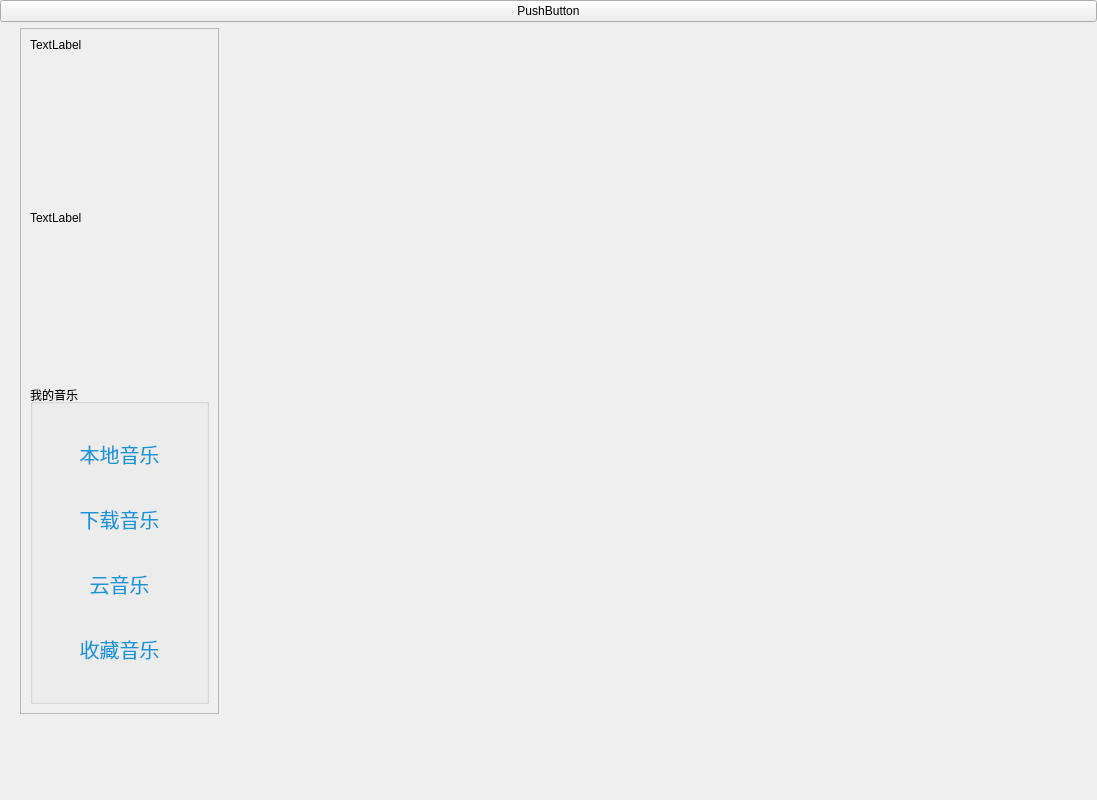
This is src/view/musicplayerview.ui in zhichao10086/MusicPlayer as Qt 5 draws it before an edit. The edited form follows.
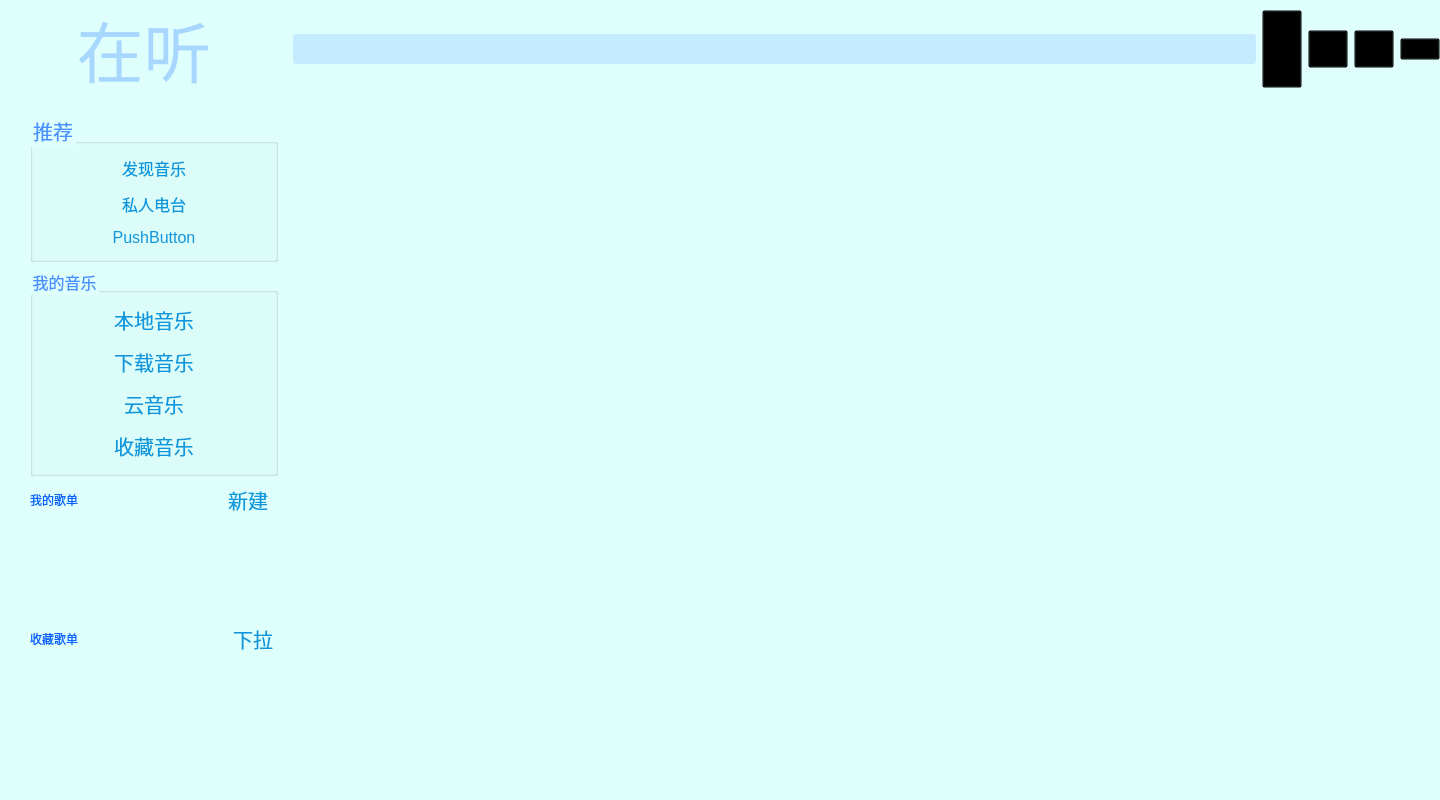
This is the edited form. Icons and pictures are not drawn.

What changed in the file:
```diff
--- a/src/view/musicplayerview.ui
+++ b/src/view/musicplayerview.ui
@@ -9,19 +9,53 @@
    <rect>
     <x>0</x>
     <y>0</y>
-    <width>1097</width>
+    <width>1440</width>
     <height>800</height>
    </rect>
   </property>
   <property name="minimumSize">
    <size>
-    <width>800</width>
-    <height>550</height>
+    <width>1440</width>
+    <height>60</height>
    </size>
   </property>
   <property name="windowTitle">
    <string>Form</string>
   </property>
+  <property name="styleSheet">
+   <string notr="true">
+QWidget#MusicPlayerView{
+	background-color: rgb(212, 255, 250,125);
+
+	background-image: url(:/images/images/background_yun.png);
+	
+}
+
+QPushButton{
+background-color:transparent;
+}
+
+QScrollArea{
+background-color:transparent;
+}
+
+QWidget#scrollAreaWidgetContents{
+	
+	background-color:transparent;
+}
+
+
+
+QListWidget{
+	background-color:transparent;
+}
+QListWidgetItem:hover{
+	background-color: rgb(11, 96, 255);
+}
+
+
+</string>
+  </property>
   <layout class="QGridLayout" name="gridLayout">
    <property name="leftMargin">
     <number>0</number>
@@ -36,16 +70,192 @@
     <number>0</number>
    </property>
    <item row="0" column="0">
-    <layout class="QVBoxLayout" name="verticalLayout_2" stretch="1,8,1">
+    <layout class="QVBoxLayout" name="verticalLayout_2" stretch="1,18,1">
      <item>
-      <layout class="QVBoxLayout" name="verticalLayout">
+      <layout class="QHBoxLayout" name="horizontalLayout_4" stretch="2,8">
        <item>
-        <widget class="QPushButton" name="pushButton_2">
+        <widget class="QLabel" name="labAppName">
+         <property name="sizePolicy">
+          <sizepolicy hsizetype="Preferred" vsizetype="Preferred">
+           <horstretch>0</horstretch>
+           <verstretch>0</verstretch>
+          </sizepolicy>
+         </property>
+         <property name="styleSheet">
+          <string notr="true">QLabel#labAppName{
+	font-size:50pt;
+	color: rgb(167, 214, 255);
+	font: 48pt &quot;华文行楷&quot;;
+}</string>
+         </property>
          <property name="text">
-          <string>PushButton</string>
+          <string>在听</string>
+         </property>
+         <property name="alignment">
+          <set>Qt::AlignCenter</set>
          </property>
         </widget>
        </item>
+       <item>
+        <layout class="QHBoxLayout" name="horizontalLayout_6">
+         <item>
+          <widget class="QLineEdit" name="leSearch">
+           <property name="sizePolicy">
+            <sizepolicy hsizetype="Expanding" vsizetype="Preferred">
+             <horstretch>0</horstretch>
+             <verstretch>0</verstretch>
+            </sizepolicy>
+           </property>
+           <property name="minimumSize">
+            <size>
+             <width>0</width>
+             <height>20</height>
+            </size>
+           </property>
+           <property name="maximumSize">
+            <size>
+             <width>16777215</width>
+             <height>30</height>
+            </size>
+           </property>
+           <property name="styleSheet">
+            <string notr="true">QLineEdit#leSearch{
+	
+	background-color: rgba(167, 214, 255, 125);
+	border-radius:3px;
+	color: rgb(0, 0, 0);
+
+}</string>
+           </property>
+          </widget>
+         </item>
+         <item>
+          <layout class="QHBoxLayout" name="horizontalLayout_5">
+           <property name="leftMargin">
+            <number>0</number>
+           </property>
+           <property name="topMargin">
+            <number>10</number>
+           </property>
+           <property name="bottomMargin">
+            <number>10</number>
+           </property>
+           <item>
+            <layout class="QHBoxLayout" name="horizontalLayout_8">
+             <item>
+              <widget class="QPushButton" name="btnSetting">
+               <property name="sizePolicy">
+                <sizepolicy hsizetype="Minimum" vsizetype="Preferred">
+                 <horstretch>0</horstretch>
+                 <verstretch>0</verstretch>
+                </sizepolicy>
+               </property>
+               <property name="minimumSize">
+                <size>
+                 <width>30</width>
+                 <height>30</height>
+                </size>
+               </property>
+               <property name="styleSheet">
+                <string notr="true">border-image: url(:/images/icon/images/setting2.png);
+pressed{
+	background-color: rgb(223, 230, 249);
+}</string>
+               </property>
+               <property name="text">
+                <string/>
+               </property>
+               <property name="autoDefault">
+                <bool>false</bool>
+               </property>
+              </widget>
+             </item>
+            </layout>
+           </item>
+           <item>
+            <layout class="QHBoxLayout" name="horizontalLayout_7">
+             <property name="leftMargin">
+              <number>0</number>
+             </property>
+             <property name="topMargin">
+              <number>20</number>
+             </property>
+             <property name="bottomMargin">
+              <number>20</number>
+             </property>
+             <item>
+              <widget class="QPushButton" name="btnMinWindow">
+               <property name="sizePolicy">
+                <sizepolicy hsizetype="Minimum" vsizetype="Preferred">
+                 <horstretch>0</horstretch>
+                 <verstretch>0</verstretch>
+                </sizepolicy>
+               </property>
+               <property name="minimumSize">
+                <size>
+                 <width>20</width>
+                 <height>20</height>
+                </size>
+               </property>
+               <property name="styleSheet">
+                <string notr="true">border-image: url(:/images/icon/images/min.png);</string>
+               </property>
+               <property name="text">
+                <string/>
+               </property>
+              </widget>
+             </item>
+             <item>
+              <widget class="QPushButton" name="btnMaxWindow">
+               <property name="sizePolicy">
+                <sizepolicy hsizetype="Minimum" vsizetype="Preferred">
+                 <horstretch>0</horstretch>
+                 <verstretch>0</verstretch>
+                </sizepolicy>
+               </property>
+               <property name="minimumSize">
+                <size>
+                 <width>20</width>
+                 <height>20</height>
+                </size>
+               </property>
+               <property name="styleSheet">
+                <string notr="true">border-image: url(:/images/icon/images/max.png);</string>
+               </property>
+               <property name="text">
+                <string/>
+               </property>
+              </widget>
+             </item>
+             <item>
+              <widget class="QPushButton" name="btnClose">
+               <property name="sizePolicy">
+                <sizepolicy hsizetype="Fixed" vsizetype="Fixed">
+                 <horstretch>0</horstretch>
+                 <verstretch>0</verstretch>
+                </sizepolicy>
+               </property>
+               <property name="styleSheet">
+                <string notr="true">
+
+	
+	border-image: url(:/images/icon/images/close.png);
+
+
+
+</string>
+               </property>
+               <property name="text">
+                <string/>
+               </property>
+              </widget>
+             </item>
+            </layout>
+           </item>
+          </layout>
+         </item>
+        </layout>
+       </item>
       </layout>
      </item>
      <item>
@@ -63,6 +273,13 @@
            <property name="enabled">
             <bool>true</bool>
            </property>
+           <property name="styleSheet">
+            <string notr="true">background-color:rgba(255, 255, 255, 0);
+
+border-color: rgb(170, 255, 255);
+
+font: 20pt &quot;华文行楷&quot;;</string>
+           </property>
            <property name="widgetResizable">
             <bool>true</bool>
            </property>
@@ -71,31 +288,86 @@
              <rect>
               <x>0</x>
               <y>0</y>
-              <width>194</width>
-              <height>622</height>
+              <width>263</width>
+              <height>655</height>
              </rect>
             </property>
-            <layout class="QVBoxLayout" name="verticalLayout_3">
+            <property name="styleSheet">
+             <string notr="true">QLabel{
+	
+	color: rgb(11, 96, 255);
+	
+	font: 12pt &quot;华文行楷&quot;;
+}</string>
+            </property>
+            <layout class="QVBoxLayout" name="verticalLayout_3" stretch="1,1,1,1">
              <item>
-              <layout class="QVBoxLayout" name="verticalLayout_6">
-               <item>
-                <widget class="QLabel" name="label_2">
-                 <property name="text">
-                  <string>TextLabel</string>
-                 </property>
-                </widget>
-               </item>
-              </layout>
+              <widget class="QGroupBox" name="groupBox_2">
+               <property name="styleSheet">
+                <string notr="true">QPushButton{color: #1296db;  
+border-width: 0;  
+border-style: solid;  
+border-radius:17px;  
+padding: 3px;  
+font-size: 12pt;  
+padding-left: 5px;  
+padding-right: 5px;  
+}
+QGroupBox{
+	color: rgb(73, 143, 255);
+	font-size: 20px; 
+}
+
+QGroupBox:hover{
+	color: rgb(11, 96, 255);
+	font-size: 20px; 
+	selection-color: rgb(19, 125, 255);
+}
+
+QPushButton:hover{ 
+	color: rgb(11, 96, 255);
+border-width: 0;  
+border-style: solid;  
+border-radius:17px;  
+padding: 3px;  
+font-size: 20px;  
+padding-left: 5px;  
+padding-right: 5px;  
+}</string>
+               </property>
+               <property name="title">
+                <string>推荐</string>
+               </property>
+               <layout class="QVBoxLayout" name="verticalLayout_4">
+                <item>
+                 <widget class="QPushButton" name="btnFindMusic">
+                  <property name="styleSheet">
+                   <string notr="true">background-color:transparent;</string>
+                  </property>
+                  <property name="text">
+                   <string>发现音乐</string>
+                  </property>
+                 </widget>
+                </item>
+                <item>
+                 <widget class="QPushButton" name="btnPersonalRadio">
+                  <property name="text">
+                   <string>私人电台</string>
+                  </property>
+                 </widget>
+                </item>
+                <item>
+                 <widget class="QPushButton" name="btnDaily">
+                  <property name="text">
+                   <string>PushButton</string>
+                  </property>
+                 </widget>
+                </item>
+               </layout>
+              </widget>
              </item>
              <item>
-              <layout class="QVBoxLayout" name="verticalLayout_7" stretch="1,1">
-               <item>
-                <widget class="QLabel" name="label">
-                 <property name="text">
-                  <string>TextLabel</string>
-                 </property>
-                </widget>
-               </item>
+              <layout class="QVBoxLayout" name="verticalLayout_7" stretch="1">
                <item>
                 <layout class="QVBoxLayout" name="verticalLayout_8">
                  <item>
@@ -112,7 +384,29 @@
 font-size: 20px;  
 padding-left: 5px;  
 padding-right: 5px;  
-}</string>
+}
+QGroupBox{
+	color: rgb(73, 143, 255);
+	font-size: 12pt; 
+}
+
+QGroupBox:hover{
+	color: rgb(11, 96, 255);
+	font-size: 20px; 
+	selection-color: rgb(19, 125, 255);
+}
+
+QPushButton:hover{ 
+	color: rgb(11, 96, 255);
+border-width: 0;  
+border-style: solid;  
+border-radius:17px;  
+padding: 3px;  
+font-size: 20px;  
+padding-left: 5px;  
+padding-right: 5px;  
+}
+</string>
                    </property>
                    <property name="title">
                     <string>我的音乐</string>
@@ -162,6 +456,143 @@
                </item>
               </layout>
              </item>
+             <item>
+              <layout class="QVBoxLayout" name="verticalLayout_5">
+               <item>
+                <layout class="QHBoxLayout" name="horizontalLayout" stretch="1,2,1">
+                 <item>
+                  <widget class="QLabel" name="label">
+                   <property name="enabled">
+                    <bool>false</bool>
+                   </property>
+                   <property name="text">
+                    <string>我的歌单</string>
+                   </property>
+                  </widget>
+                 </item>
+                 <item>
+                  <spacer name="horizontalSpacer">
+                   <property name="orientation">
+                    <enum>Qt::Horizontal</enum>
+                   </property>
+                   <property name="sizeHint" stdset="0">
+                    <size>
+                     <width>40</width>
+                     <height>20</height>
+                    </size>
+                   </property>
+                  </spacer>
+                 </item>
+                 <item>
+                  <widget class="QPushButton" name="pushButton_7">
+                   <property name="styleSheet">
+                    <string notr="true">QPushButton{color: #1296db;  
+border-width: 0;  
+border-style: solid;  
+border-radius:17px;  
+padding: 3px;  
+font-size: 20px;  
+padding-left: 5px;  
+padding-right: 5px;  
+}
+
+
+
+
+QPushButton:hover{ 
+	color: rgb(11, 96, 255);
+
+}
+</string>
+                   </property>
+                   <property name="text">
+                    <string>新建</string>
+                   </property>
+                  </widget>
+                 </item>
+                </layout>
+               </item>
+               <item>
+                <widget class="QListWidget" name="listWdgSongSheet">
+                 <property name="styleSheet">
+                  <string notr="true">QListWidget{
+background-color: rgba(255, 255, 255, 0);
+
+}</string>
+                 </property>
+                 <property name="batchSize">
+                  <number>100</number>
+                 </property>
+                </widget>
+               </item>
+              </layout>
+             </item>
+             <item>
+              <layout class="QVBoxLayout" name="verticalLayout_6">
+               <item>
+                <layout class="QHBoxLayout" name="horizontalLayout_3">
+                 <item>
+                  <widget class="QLabel" name="label_2">
+                   <property name="enabled">
+                    <bool>false</bool>
+                   </property>
+                   <property name="text">
+                    <string>收藏歌单</string>
+                   </property>
+                  </widget>
+                 </item>
+                 <item>
+                  <spacer name="horizontalSpacer_2">
+                   <property name="orientation">
+                    <enum>Qt::Horizontal</enum>
+                   </property>
+                   <property name="sizeHint" stdset="0">
+                    <size>
+                     <width>40</width>
+                     <height>20</height>
+                    </size>
+                   </property>
+                  </spacer>
+                 </item>
+                 <item>
+                  <widget class="QPushButton" name="pushButton_8">
+                   <property name="styleSheet">
+                    <string notr="true">QPushButton{color: #1296db;  
+border-width: 0;  
+border-style: solid;  
+border-radius:17px;  
+padding: 3px;  
+font-size: 20px;  
+padding-left: 5px;  
+padding-right: 5px;  
+}
+
+
+QPushButton:hover{ 
+	color: rgb(11, 96, 255);
+ 
+}
+</string>
+                   </property>
+                   <property name="text">
+                    <string>下拉</string>
+                   </property>
+                  </widget>
+                 </item>
+                </layout>
+               </item>
+               <item>
+                <widget class="QListWidget" name="listWidgetCollect">
+                 <property name="styleSheet">
+                  <string notr="true">QListWidget#listWidgetCollect{
+	
+	color: rgba(255, 255, 255, 0);
+}</string>
+                 </property>
+                </widget>
+               </item>
+              </layout>
+             </item>
             </layout>
            </widget>
           </widget>
```
Left out of the diff: 2 changed lines with no effect on the pictures.
